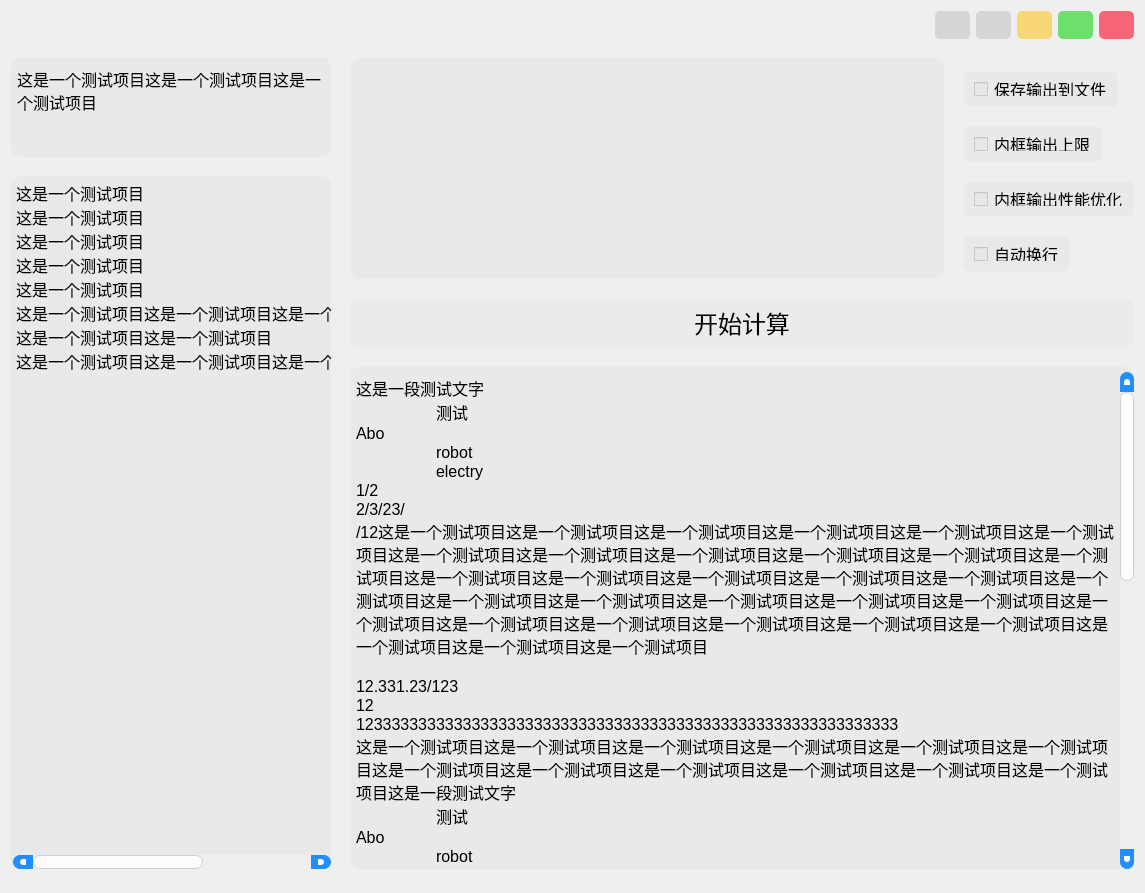
Before: the Qt Designer form src/utils/ui/main_win.ui in HowieHz/hpyculator, drawn with Qt 5.
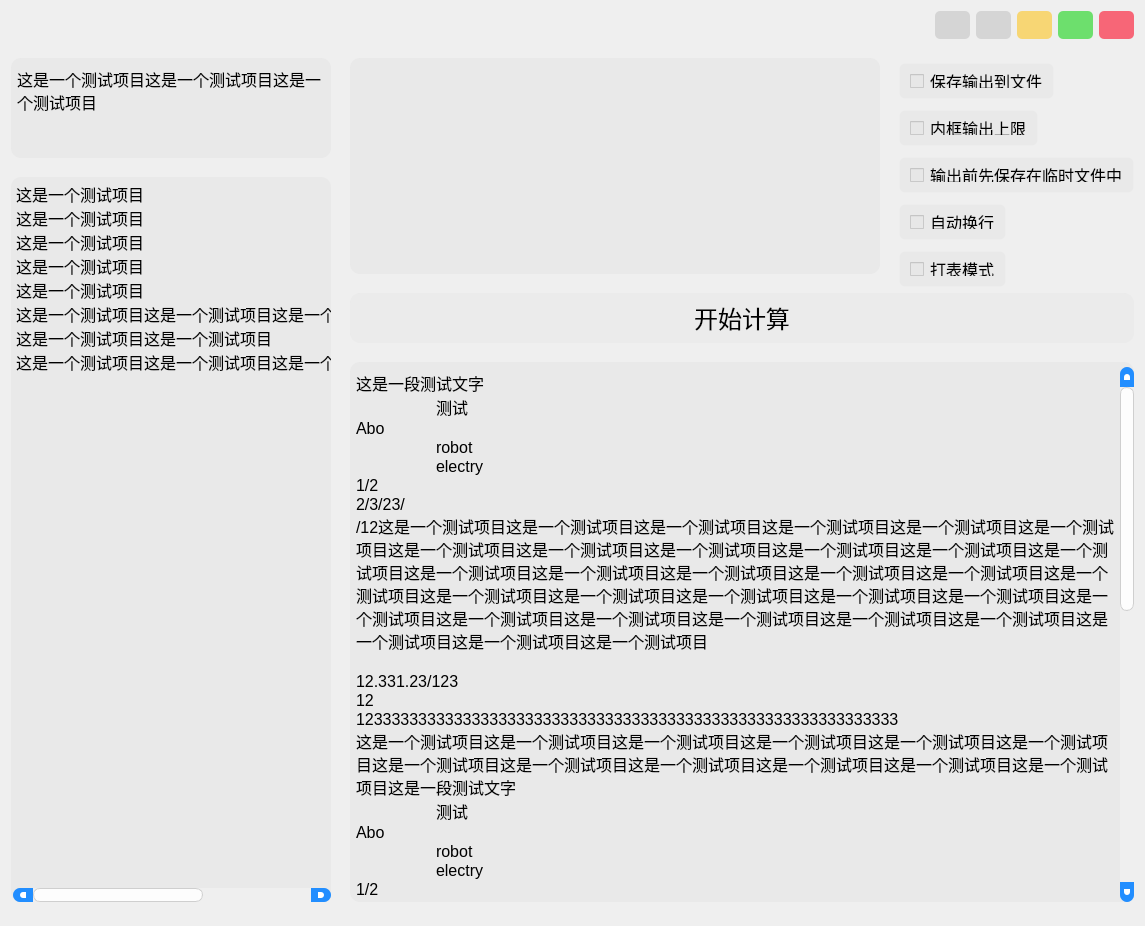
After: the same form once the commit is applied. Icons and pictures are not drawn.

Commit message:
插件更新，插件新增，添加打表模式
修改pluperfect_digital_invariant_hz插件
添加common_factor_hz插件
添加打表模式（doc，ui，程序）

The edit to the form file:
```diff
--- a/src/utils/ui/main_win.ui
+++ b/src/utils/ui/main_win.ui
@@ -7,7 +7,7 @@
     <x>0</x>
     <y>0</y>
     <width>1145</width>
-    <height>893</height>
+    <height>926</height>
    </rect>
   </property>
   <property name="windowTitle">
@@ -662,7 +662,7 @@
                <property name="sizeHint" stdset="0">
                 <size>
                  <width>20</width>
-                 <height>13</height>
+                 <height>5</height>
                 </size>
                </property>
               </spacer>
@@ -710,7 +710,7 @@
                <property name="sizeHint" stdset="0">
                 <size>
                  <width>20</width>
-                 <height>13</height>
+                 <height>5</height>
                 </size>
                </property>
               </spacer>
@@ -754,7 +754,7 @@
                <property name="sizeHint" stdset="0">
                 <size>
                  <width>20</width>
-                 <height>13</height>
+                 <height>5</height>
                 </size>
                </property>
               </spacer>
@@ -783,7 +783,7 @@
                 <string notr="true"/>
                </property>
                <property name="text">
-                <string>内框输出性能优化</string>
+                <string>输出前先保存在临时文件中</string>
                </property>
               </widget>
              </item>
@@ -798,7 +798,7 @@
                <property name="sizeHint" stdset="0">
                 <size>
                  <width>20</width>
-                 <height>13</height>
+                 <height>5</height>
                 </size>
                </property>
               </spacer>
@@ -842,11 +842,39 @@
                <property name="sizeHint" stdset="0">
                 <size>
                  <width>13</width>
-                 <height>20</height>
+                 <height>5</height>
                 </size>
                </property>
               </spacer>
              </item>
+             <item>
+              <widget class="QCheckBox" name="check_make_container">
+               <property name="sizePolicy">
+                <sizepolicy hsizetype="Fixed" vsizetype="Fixed">
+                 <horstretch>1</horstretch>
+                 <verstretch>1</verstretch>
+                </sizepolicy>
+               </property>
+               <property name="minimumSize">
+                <size>
+                 <width>0</width>
+                 <height>30</height>
+                </size>
+               </property>
+               <property name="font">
+                <font>
+                 <family>更纱黑体 UI SC</family>
+                 <pointsize>12</pointsize>
+                </font>
+               </property>
+               <property name="styleSheet">
+                <string notr="true"/>
+               </property>
+               <property name="text">
+                <string>打表模式</string>
+               </property>
+              </widget>
+             </item>
             </layout>
            </item>
           </layout>
```
The commit also changes 7 other files.
